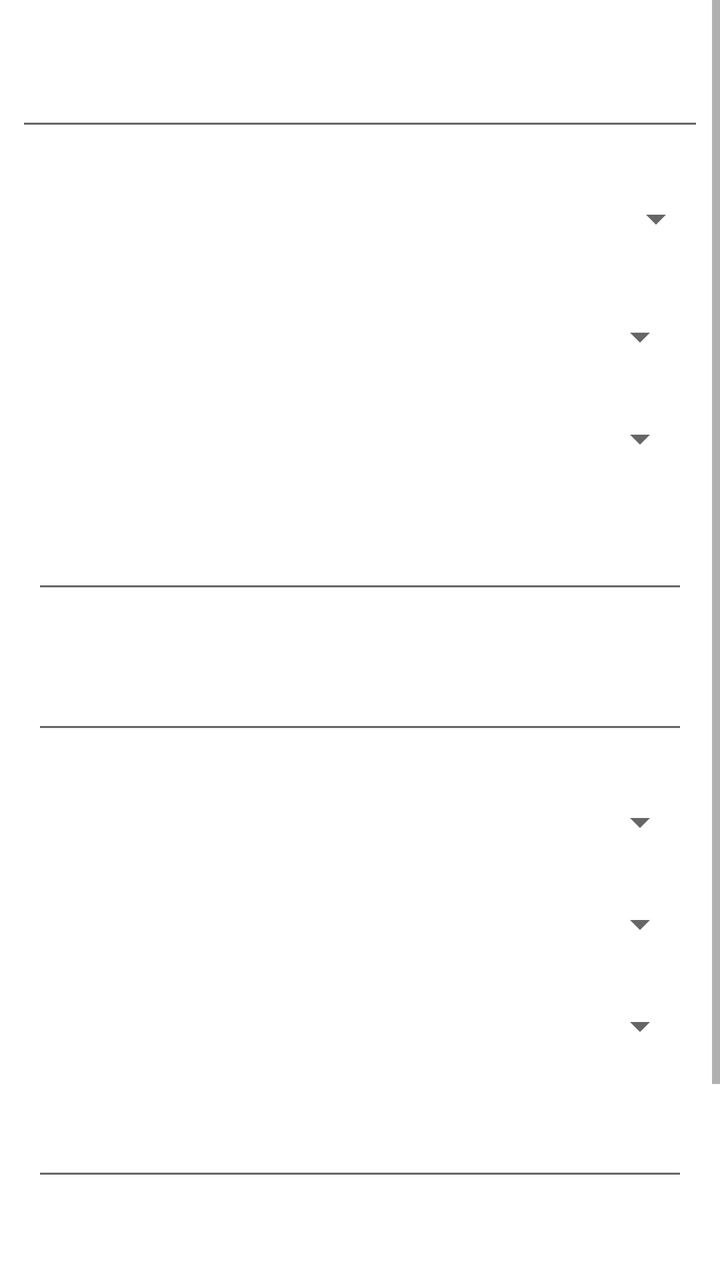
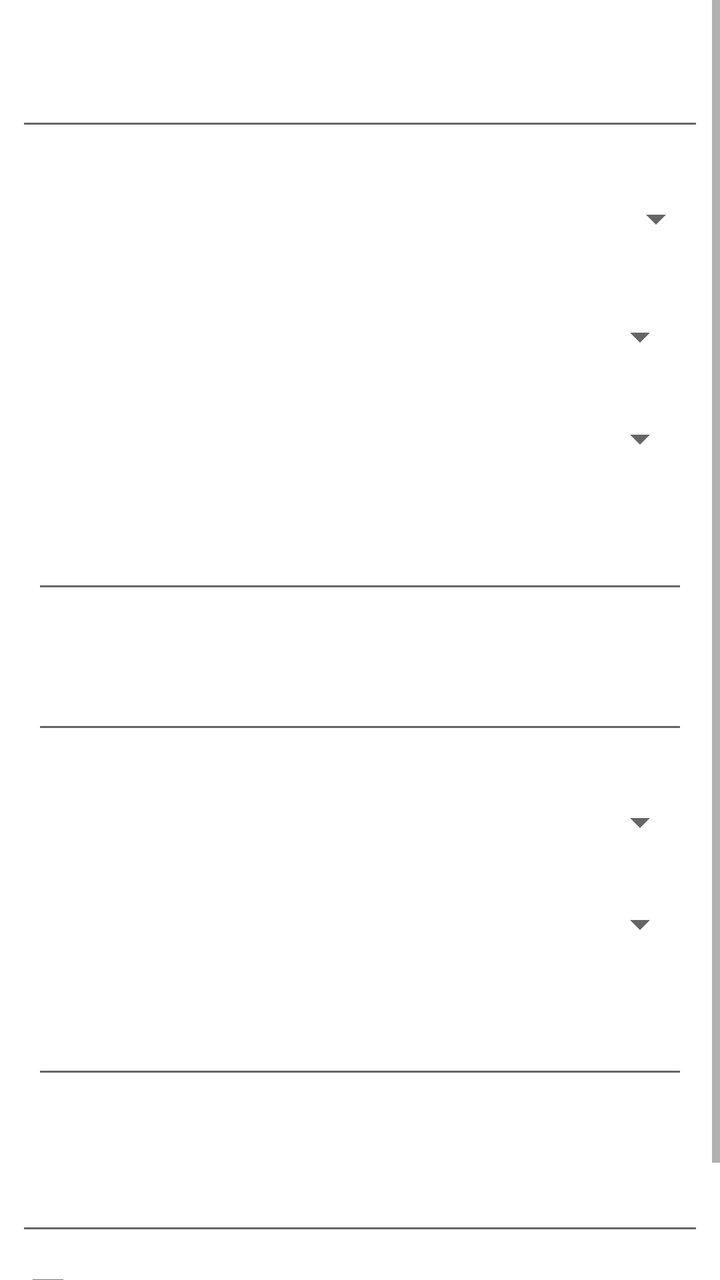

An Android layout rendered at two revisions. The XML below is the earlier revision; the diff shows what the commit changed to produce the second picture.
<!-- AndroidManifest.xml: fallback theme Theme.MaterialComponents.DayNight.NoActionBar -->
<!-- res/layout/wifi_ap_configure.xml -->
<?xml version="1.0" encoding="utf-8"?>
<ScrollView xmlns:android="http://schemas.android.com/apk/res/android"
        android:layout_width="fill_parent"
        android:layout_height="wrap_content">
        
    <LinearLayout
            android:layout_width="fill_parent"
            android:layout_height="wrap_content"
            android:padding="8dip"
            android:orientation="vertical"> 
    
            <LinearLayout
                android:id="@+id/table"
                android:layout_width="fill_parent"
                android:layout_height="fill_parent"
                android:orientation="vertical">
            </LinearLayout>

    
        
    
        <TextView android:id="@+id/ssid_text"
                style="?android:attr/textAppearanceSmallInverse"
                android:layout_width="fill_parent"
                android:layout_height="wrap_content"
                android:text="@string/wifi_type_ssid" />
            
        <EditText android:id="@+id/ssid_edit"
                android:layout_width="fill_parent"
                android:layout_height="wrap_content"
                android:layout_marginTop="2dip"
                android:singleLine="true" />
    
    
    
        
        
        <TextView android:id="@+id/security_text"
                style="?android:attr/textAppearanceSmallInverse"
                android:layout_width="fill_parent"
                android:layout_height="wrap_content"
                android:layout_marginTop="8dip"
                android:text="@string/wifi_security" />
            
        
        <Spinner android:id="@+id/security_spinner"
                android:layout_width="fill_parent"
                android:layout_height="wrap_content" />

        
        <LinearLayout android:id="@+id/enterprise_wrapper"
            android:layout_width="fill_parent"
            android:layout_height="wrap_content"
            android:padding="8dip"
            android:orientation="vertical">
                <TextView android:id="@+id/eap_text"
                        style="?android:attr/textAppearanceSmallInverse"
                        android:layout_width="fill_parent"
                        android:layout_height="wrap_content"
                        android:layout_marginTop="8dip"
                        android:text="@string/please_select_eap" />
                <Spinner android:id="@+id/eap_spinner"
                        android:layout_width="fill_parent"
                        android:layout_height="wrap_content" />
                <TextView android:id="@+id/phase2_text"
                        style="?android:attr/textAppearanceSmallInverse"
                        android:layout_width="fill_parent"
                        android:layout_height="wrap_content"
                        android:layout_marginTop="8dip"
                        android:text="@string/please_select_phase2" />
                <Spinner android:id="@+id/phase2_spinner"
                        android:layout_width="fill_parent"
                        android:layout_height="wrap_content" />

                <TextView android:id="@+id/identity_text"
                        style="?android:attr/textAppearanceSmallInverse"
                        android:layout_width="fill_parent"
                        android:layout_height="wrap_content"
                        android:layout_marginTop="8dip"
                        android:text="@string/please_type_identity" />
                <EditText android:id="@+id/identity_edit"
                        android:layout_width="fill_parent"
                        android:layout_height="wrap_content"
                        android:layout_marginTop="2dip"
                        android:singleLine="true" />
                <TextView android:id="@+id/anonymous_identity_text"
                        style="?android:attr/textAppearanceSmallInverse"
                        android:layout_width="fill_parent"
                        android:layout_height="wrap_content"
                        android:layout_marginTop="8dip"
                        android:text="@string/please_type_anonymous_identity" />
                <EditText android:id="@+id/anonymous_identity_edit"
                        android:layout_width="fill_parent"
                        android:layout_height="wrap_content"
                        android:layout_marginTop="2dip"
                        android:singleLine="true" />
                <TextView android:id="@+id/client_certificate_text"
                        style="?android:attr/textAppearanceSmallInverse"
                        android:layout_width="fill_parent"
                        android:layout_height="wrap_content"
                        android:layout_marginTop="8dip"
                        android:text="@string/please_select_client_certificate" />
                <Spinner android:id="@+id/client_certificate_spinner"
                        android:layout_width="fill_parent"
                        android:layout_height="wrap_content" />
                <TextView android:id="@+id/ca_certificate_text"
                        style="?android:attr/textAppearanceSmallInverse"
                        android:layout_width="fill_parent"
                        android:layout_height="wrap_content"
                        android:layout_marginTop="8dip"
                        android:text="@string/please_select_ca_certificate" />
                <Spinner android:id="@+id/ca_certificate_spinner"
                        android:layout_width="fill_parent"
                        android:layout_height="wrap_content" />
                <TextView android:id="@+id/private_key_text"
                        style="?android:attr/textAppearanceSmallInverse"
                        android:layout_width="fill_parent"
                        android:layout_height="wrap_content"
                        android:layout_marginTop="8dip"
                        android:text="@string/please_select_private_key" />
                <Spinner android:id="@+id/private_key_spinner"
                        android:layout_width="fill_parent"
                        android:layout_height="wrap_content" />
                <TextView android:id="@+id/private_key_passwd_text"
                        style="?android:attr/textAppearanceSmallInverse"
                        android:layout_width="fill_parent"
                        android:layout_height="wrap_content"
                        android:layout_marginTop="8dip"
                        android:text="@string/please_type_private_key_passwd" />
                <EditText android:id="@+id/private_key_passwd_edit"
                        android:layout_width="fill_parent"
                        android:layout_height="wrap_content"
                        android:layout_marginTop="2dip"
                        android:singleLine="true" />
        </LinearLayout>

        
        
        <TextView android:id="@+id/password_text"
                style="?android:attr/textAppearanceSmallInverse"
                android:layout_width="fill_parent"
                android:layout_height="wrap_content"
                android:layout_marginTop="8dip"
                android:text="@string/please_type_passphrase" />
            
        <EditText android:id="@+id/password_edit"
                android:layout_width="fill_parent"
                android:layout_height="wrap_content"
                android:layout_marginTop="2dip"
                android:singleLine="true"
                android:password="true" />
    
        <CheckBox android:id="@+id/show_password_checkbox"
                style="?android:attr/textAppearanceSmallInverse"
                android:layout_width="fill_parent"
                android:layout_height="wrap_content"
                android:layout_marginTop="2dip"
                android:text="@string/wifi_show_password" />
                
        <Spinner android:id="@+id/wep_type_spinner"
                android:layout_width="fill_parent"
                android:layout_height="wrap_content"
                android:entries="@array/wifi_wep_type" />
            
    </LinearLayout>

</ScrollView>
<!-- resources referenced by this layout -->
<resources>
  <string-array name="wifi_wep_type">
          
          <item>Auto</item>
          
          <item>WEP ASCII</item>
          
          <item>WEP hexadecimal</item>
      </string-array>
  <string name="please_select_ca_certificate">CA certificate</string>
  <string name="please_select_client_certificate">Client certificate</string>
  <string name="please_select_eap">EAP method</string>
  <string name="please_select_phase2">Phase 2 authentication</string>
  <string name="please_select_private_key">Private key</string>
  <string name="please_type_anonymous_identity">Anonymous identity</string>
  <string name="please_type_identity">Identity</string>
  <string name="please_type_passphrase">Wireless password</string>
  <string name="please_type_private_key_passwd">Private key password</string>
  <string name="wifi_security">Security</string>
  <string name="wifi_show_password">Show password.</string>
  <string name="wifi_type_ssid">Network SSID</string>
</resources>

<!-- the commit's change to res/layout/wifi_ap_configure.xml (unified diff, before → after) -->
@@ -94,15 +94,6 @@
                         android:layout_height="wrap_content"
                         android:layout_marginTop="2dip"
                         android:singleLine="true" />
-                <TextView android:id="@+id/client_certificate_text"
-                        style="?android:attr/textAppearanceSmallInverse"
-                        android:layout_width="fill_parent"
-                        android:layout_height="wrap_content"
-                        android:layout_marginTop="8dip"
-                        android:text="@string/please_select_client_certificate" />
-                <Spinner android:id="@+id/client_certificate_spinner"
-                        android:layout_width="fill_parent"
-                        android:layout_height="wrap_content" />
                 <TextView android:id="@+id/ca_certificate_text"
                         style="?android:attr/textAppearanceSmallInverse"
                         android:layout_width="fill_parent"
@@ -112,13 +103,13 @@
                 <Spinner android:id="@+id/ca_certificate_spinner"
                         android:layout_width="fill_parent"
                         android:layout_height="wrap_content" />
-                <TextView android:id="@+id/private_key_text"
+                <TextView android:id="@+id/client_certificate_text"
                         style="?android:attr/textAppearanceSmallInverse"
                         android:layout_width="fill_parent"
                         android:layout_height="wrap_content"
                         android:layout_marginTop="8dip"
-                        android:text="@string/please_select_private_key" />
-                <Spinner android:id="@+id/private_key_spinner"
+                        android:text="@string/please_select_client_certificate" />
+                <Spinner android:id="@+id/client_certificate_spinner"
                         android:layout_width="fill_parent"
                         android:layout_height="wrap_content" />
                 <TextView android:id="@+id/private_key_passwd_text"
<!-- resource entries referenced after the edit -->
@@ -12,7 +12,6 @@
   <string name="please_select_client_certificate">Client certificate</string>
   <string name="please_select_eap">EAP method</string>
   <string name="please_select_phase2">Phase 2 authentication</string>
-  <string name="please_select_private_key">Private key</string>
   <string name="please_type_anonymous_identity">Anonymous identity</string>
   <string name="please_type_identity">Identity</string>
   <string name="please_type_passphrase">Wireless password</string>
